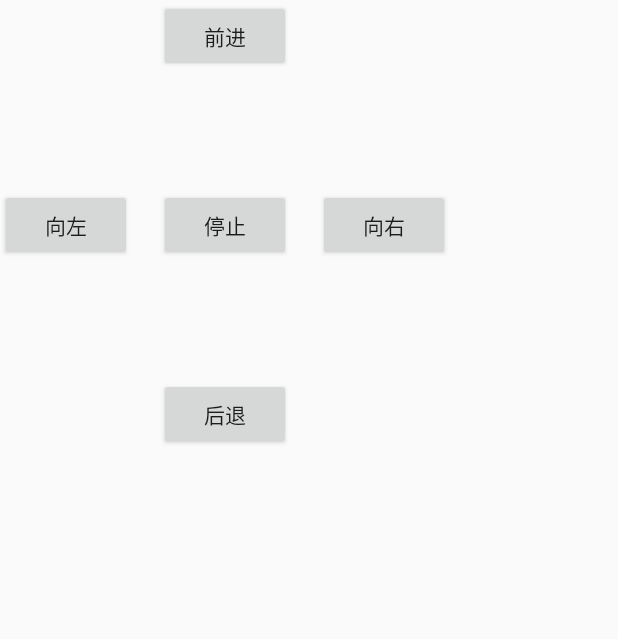
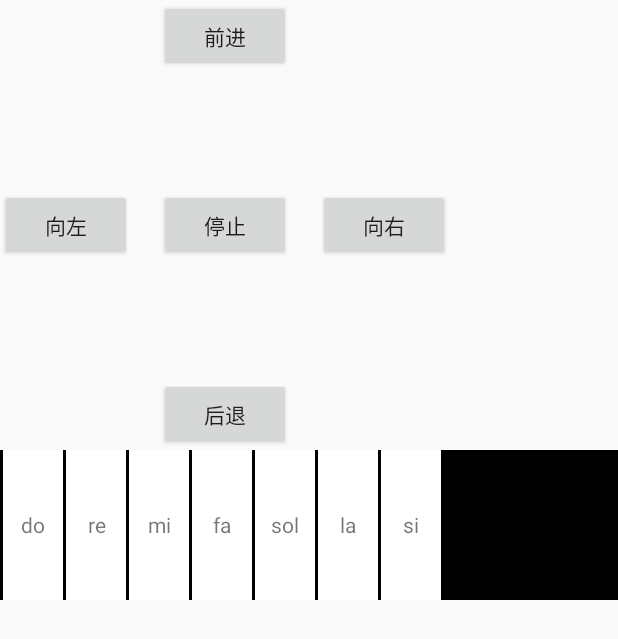
Before and after one commit to zhandroids/FastBleMicro, an Android app: the TestCarActivity screen opened directly, with no data from a screen before it, on a phone screen of 412 x 824 dp. Shown: the top 639 px of the screen. Run offline under Robolectric (Android 15) with nearby library versions, the phone set to English and light mode, and no system bars; 1 statement that could not run was skipped.

Commit message:
增加对Qit的支持

```diff
--- a/app/src/main/AndroidManifest.xml
+++ b/app/src/main/AndroidManifest.xml
@@ -25,6 +25,7 @@
 
         <activity android:name=".operation.OperationActivity" />
         <activity android:name=".operation.TestCarActivity"/>
+        <activity android:name=".operation.TestQbitActivity"/>
 
     </application>
 
--- a/app/src/main/java/com/clj/blesample/MainActivity.java
+++ b/app/src/main/java/com/clj/blesample/MainActivity.java
@@ -36,7 +36,6 @@ import android.widget.Toast;
 import com.clj.blesample.adapter.DeviceAdapter;
 import com.clj.blesample.comm.ObserverManager;
 import com.clj.blesample.operation.OperationActivity;
-import com.clj.blesample.operation.TestCarActivity;
 import com.clj.fastble.BleManager;
 import com.clj.fastble.callback.BleGattCallback;
 import com.clj.fastble.callback.BleMtuChangedCallback;
@@ -165,7 +164,7 @@ public class MainActivity extends AppCompatActivity implements View.OnClickListe
 
                     if (bleDevice.getName().contains("BBC micro:bit")) {
 
-                        Intent intent = new Intent(MainActivity.this, TestCarActivity.class);
+                        Intent intent = new Intent(MainActivity.this, OperationActivity.class);
                         intent.putExtra(OperationActivity.KEY_DATA, bleDevice);
                         startActivity(intent);
 
@@ -214,6 +213,7 @@ public class MainActivity extends AppCompatActivity implements View.OnClickListe
 
         String[] names;
         String str_name = et_name.getText().toString();
+//        str_name="BBC micro:bit";
         if (TextUtils.isEmpty(str_name)) {
             names = null;
         } else {
@@ -278,7 +278,7 @@ public class MainActivity extends AppCompatActivity implements View.OnClickListe
                 img_loading.setVisibility(View.INVISIBLE);
                 btn_scan.setText(getString(R.string.start_scan));
                 progressDialog.dismiss();
-                Toast.makeText(MainActivity.this, getString(R.string.connect_fail), Toast
+                Toast.makeText(MainActivity.this, getString(R.string.connect_fail)+exception, Toast
                         .LENGTH_LONG).show();
             }
 
--- a/app/src/main/java/com/clj/blesample/operation/TestCarActivity.java
+++ b/app/src/main/java/com/clj/blesample/operation/TestCarActivity.java
@@ -8,8 +8,11 @@ import android.os.Bundle;
 import android.support.annotation.Nullable;
 import android.support.annotation.RequiresApi;
 import android.support.v7.app.AppCompatActivity;
+import android.util.Log;
+import android.view.MotionEvent;
 import android.view.View;
 import android.widget.Button;
+import android.widget.TextView;
 
 import com.clj.blesample.R;
 import com.clj.fastble.BleManager;
@@ -24,7 +27,8 @@ import java.util.UUID;
  * @date 2018/12/29
  */
 
-public class TestCarActivity extends AppCompatActivity implements View.OnClickListener {
+public class TestCarActivity extends AppCompatActivity implements View.OnClickListener, View
+        .OnTouchListener {
 
     Button btnRun;
     Button btnLeft;
@@ -38,6 +42,9 @@ public class TestCarActivity extends AppCompatActivity implements View.OnClickLi
     public static final String UART_TX_CHARACTERISTIC_UUID = "6E400002-B5A3-F393-E0A9-E50E24DCCA9E";
     public static final String UART_RX_CHARACTERISTIC_UUID = "6E400003-B5A3-F393-E0A9-E50E24DCCA9E";
     private Button btnStop;
+
+    int pianoBtnId[] = {R.id.piano_1, R.id.piano_2, R.id.piano_3, R.id.piano_4, R.id.piano_5, R
+            .id.piano_6, R.id.piano_7};
 
 
     @RequiresApi(api = Build.VERSION_CODES.JELLY_BEAN_MR2)
@@ -58,14 +65,19 @@ public class TestCarActivity extends AppCompatActivity implements View.OnClickLi
         btnRun.setOnClickListener(this);
         btnStop.setOnClickListener(this);
 
+        for (int i = 0; i < pianoBtnId.length; i++) {
+            TextView textView = (TextView) findViewById(pianoBtnId[i]);
+            textView.setOnTouchListener(this);
+        }
+
 
         BleDevice bleDevice = getIntent().getParcelableExtra(KEY_DATA);
 
-         bluetoothGatt = BleManager.getInstance().getBluetoothGatt(bleDevice);
+        bluetoothGatt = BleManager.getInstance().getBluetoothGatt(bleDevice);
 //        List<BluetoothGattService> serviceList = bluetoothGatt.getServices();
 
-        BluetoothGattService gattService =      bluetoothGatt.getService(UUID.fromString(UARTSERVICE_SERVICE_UUID));
-
+        BluetoothGattService gattService = bluetoothGatt.getService(UUID.fromString
+                (UARTSERVICE_SERVICE_UUID));
 
 
         //BluetoothGattCharacteristic
@@ -86,9 +98,7 @@ public class TestCarActivity extends AppCompatActivity implements View.OnClickLi
                 .fromString(UART_TX_CHARACTERISTIC_UUID));
 
 
-
-        if (notifyCharacteristic==null)
-        {
+        if (notifyCharacteristic == null) {
             return;
         }
 
@@ -109,8 +119,7 @@ public class TestCarActivity extends AppCompatActivity implements View.OnClickLi
                     }
 
                     @Override
-                    public void onNotifyFailure(final BleException
-                                                        exception) {
+                    public void onNotifyFailure(final BleException exception) {
                         runOnUiThread(new Runnable() {
                             @Override
                             public void run() {
@@ -131,7 +140,8 @@ public class TestCarActivity extends AppCompatActivity implements View.OnClickLi
                     }
                 });
 
-        characteristic = gattService.getCharacteristic(UUID.fromString(UART_RX_CHARACTERISTIC_UUID));
+        characteristic = gattService.getCharacteristic(UUID.fromString
+                (UART_RX_CHARACTERISTIC_UUID));
 
 
     }
@@ -167,11 +177,9 @@ public class TestCarActivity extends AppCompatActivity implements View.OnClickLi
     private byte[] WriteBytes = new byte[20];
 
     @RequiresApi(api = Build.VERSION_CODES.JELLY_BEAN_MR2)
-    public void SendBLEData(String paramString)
-    {
+    public void SendBLEData(String paramString) {
         int i = this.characteristic.getProperties();
-        if ((i | 0x2) > 0)
-        {
+        if ((i | 0x2) > 0) {
 //            if (this.mNotifyCharacteristic != null)
 //            {
 //                this.mBluetoothLeService.setCharacteristicNotification(this
@@ -194,4 +202,32 @@ public class TestCarActivity extends AppCompatActivity implements View.OnClickLi
     }
 
 
+    @Override
+    public boolean onTouch(View v, MotionEvent event) {
+
+        switch (event.getAction()) {
+            case MotionEvent.ACTION_DOWN:
+
+                for (int i = 0; i < pianoBtnId.length; i++) {
+                    if (v.getId()==pianoBtnId[i]){
+                        SendBLEData((i+1)+"#");
+                        break;
+                    }
+                }
+                break;
+            case MotionEvent.ACTION_UP:
+
+                Log.e("asker", "onTouch: "+"发送停止指令" );
+
+                SendBLEData("O#");
+                break;
+
+            default:
+                break;
+
+
+        }
+
+        return true;
+    }
 }
--- a/app/src/main/res/layout/aty_test_car.xml
+++ b/app/src/main/res/layout/aty_test_car.xml
@@ -27,8 +27,9 @@
             android:id="@+id/button_right"
             android:layout_width="wrap_content"
             android:layout_height="wrap_content"
+            android:layout_alignParentEnd="true"
+            android:layout_alignParentRight="true"
             android:layout_centerVertical="true"
-            android:layout_alignParentEnd="true"
             android:text="向右"/>
 
         <Button
@@ -43,10 +44,54 @@
             android:id="@+id/button_stop"
             android:layout_width="wrap_content"
             android:layout_height="wrap_content"
-      android:layout_centerInParent="true"
+            android:layout_centerInParent="true"
             android:text="停止"/>
 
 
     </RelativeLayout>
 
+    <LinearLayout
+        android:layout_width="match_parent"
+        android:layout_height="100dp"
+        android:background="@android:color/background_dark"
+        android:orientation="horizontal">
+
+        <TextView
+            android:id="@+id/piano_1"
+            style="@style/pianoWhiteStyle"
+            android:text="do"/>
+
+        <TextView
+            android:id="@+id/piano_2"
+            style="@style/pianoWhiteStyle"
+            android:text="re"/>
+
+        <TextView
+            android:id="@+id/piano_3"
+            style="@style/pianoWhiteStyle"
+            android:text="mi"/>
+
+        <TextView
+            android:id="@+id/piano_4"
+            style="@style/pianoWhiteStyle"
+            android:text="fa"/>
+
+        <TextView
+            android:id="@+id/piano_5"
+            style="@style/pianoWhiteStyle"
+            android:text="sol"/>
+
+        <TextView
+            android:id="@+id/piano_6"
+            style="@style/pianoWhiteStyle"
+            android:text="la"/>
+
+        <TextView
+            android:id="@+id/piano_7"
+            style="@style/pianoWhiteStyle"
+            android:text="si"/>
+
+
+    </LinearLayout>
+
 </LinearLayout>
--- a/app/src/main/res/values/styles.xml
+++ b/app/src/main/res/values/styles.xml
@@ -7,4 +7,12 @@
         <item name="colorAccent">@color/colorAccent</item>
     </style>
 
+    <style name="pianoWhiteStyle">
+        <item name="android:layout_width">40dp</item>
+        <item name="android:layout_height">100dp</item>
+        <item name="android:layout_marginLeft">2dp</item>
+        <item name="android:background">@android:color/white</item>
+        <item name="android:gravity">center</item>
+    </style>
+
 </resources>
```
Also changed, not shown: app/src/main/java/com/clj/blesample/operation/CharacteristicOperationFragment.java (+7 -5 lines), app/src/main/java/com/clj/blesample/operation/TestQbitActivity.java (added, +412 -0 lines), app/src/main/res/layout/aty_test_qbit.xml (added, +133 -0 lines).
